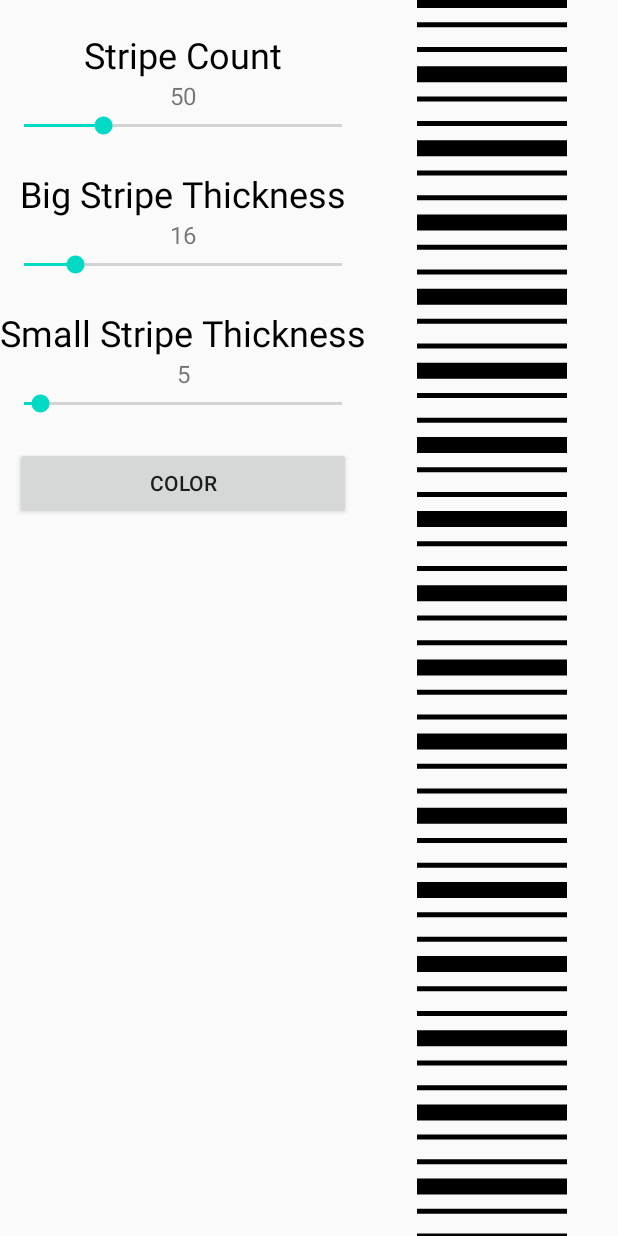
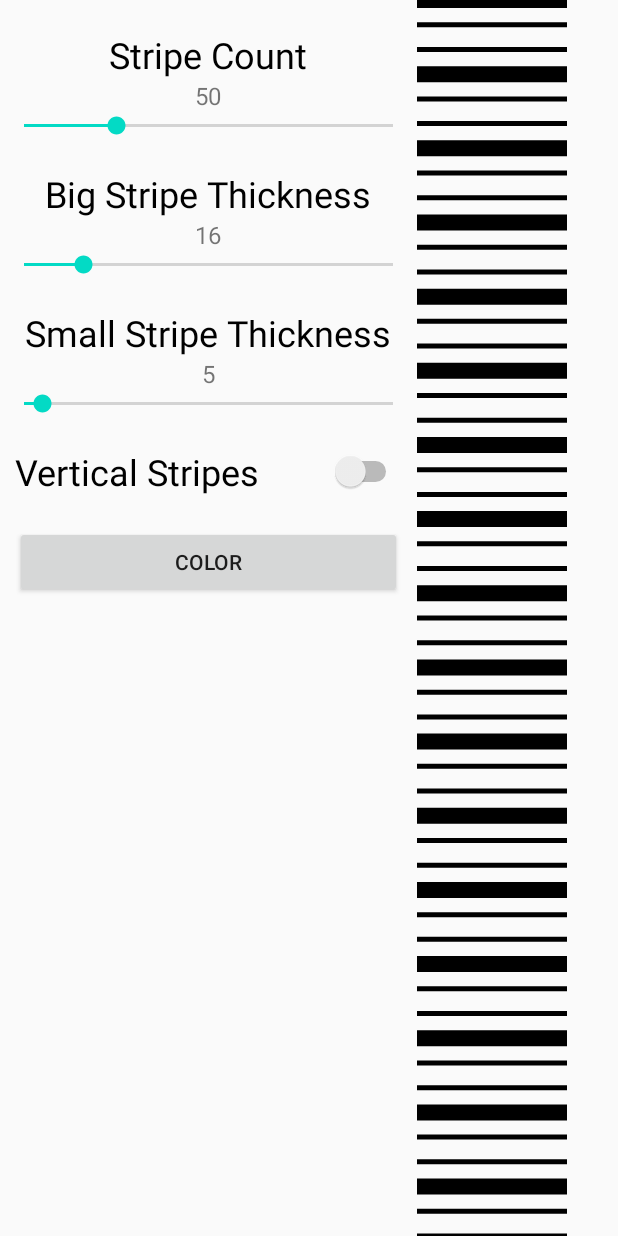
Before and after one commit to henkelmax/digital-dent-sail, an Android app: the SettingsActivity screen opened directly, with no data from a screen before it, on a phone screen of 412 x 824 dp. Run offline under Robolectric (Android 15) with nearby library versions, the phone set to English and light mode, and no system bars; libraries missing offline, so code that uses them is left out: top.defaults.colorpicker.

Commit message:
Add vertical stripe settings

```diff
--- a/app/src/main/java/de/maxhenkel/hagelapp/MainActivity.java
+++ b/app/src/main/java/de/maxhenkel/hagelapp/MainActivity.java
@@ -97,6 +97,7 @@ public class MainActivity extends AppCompatActivity {
         stripeView.setBigStripeThickness(sharedPreferences.getInt("stripe_thickness_big", 16));
         stripeView.setThinStripeThickness(sharedPreferences.getInt("stripe_thickness_small", 5));
         stripeView.setStripeColor(sharedPreferences.getInt("stripe_color", Color.BLACK));
+        stripeView.setVertical(sharedPreferences.getBoolean("vertical_stripes", false));
 
         stripeView.invalidate();
     }
--- a/app/src/main/java/de/maxhenkel/hagelapp/SettingsActivity.java
+++ b/app/src/main/java/de/maxhenkel/hagelapp/SettingsActivity.java
@@ -1,20 +1,18 @@
 package de.maxhenkel.hagelapp;
-
-import androidx.appcompat.app.AppCompatActivity;
 
 import android.annotation.SuppressLint;
 import android.content.SharedPreferences;
 import android.content.pm.ActivityInfo;
 import android.graphics.Color;
 import android.os.Bundle;
-import android.text.Editable;
-import android.text.TextWatcher;
 import android.view.Window;
 import android.view.WindowManager;
 import android.widget.Button;
-import android.widget.EditText;
 import android.widget.SeekBar;
+import android.widget.Switch;
 import android.widget.TextView;
+
+import androidx.appcompat.app.AppCompatActivity;
 
 import top.defaults.colorpicker.ColorPickerPopup;
 
@@ -28,6 +26,7 @@ public class SettingsActivity extends AppCompatActivity {
     private TextView stripeThicknessBigText;
     private SeekBar stripeThicknessSmall;
     private TextView stripeThicknessSmallText;
+    private Switch verticalStripes;
     private Button colorButton;
 
     private StripeView stripeView;
@@ -44,9 +43,18 @@ public class SettingsActivity extends AppCompatActivity {
         }
         setRequestedOrientation(ActivityInfo.SCREEN_ORIENTATION_PORTRAIT);
 
-        setContentView(R.layout.activity_settings);
+        sharedPreferences = getSharedPreferences("settings", MODE_PRIVATE);
 
-        sharedPreferences = getSharedPreferences("settings", MODE_PRIVATE);
+        setLayout();
+    }
+
+    private void setLayout() {
+        boolean vertical = sharedPreferences.getBoolean("vertical_stripes", false);
+        if (vertical) {
+            setContentView(R.layout.activity_settings_vertical);
+        } else {
+            setContentView(R.layout.activity_settings_horizontal);
+        }
 
         stripeView = findViewById(R.id.stripeView);
 
@@ -131,6 +139,16 @@ public class SettingsActivity extends AppCompatActivity {
             }
         });
 
+        verticalStripes = findViewById(R.id.verticalStripes);
+        verticalStripes.setChecked(vertical);
+        stripeView.setVertical(vertical);
+        verticalStripes.setOnCheckedChangeListener((buttonView, isChecked) -> {
+            sharedPreferences.edit().putBoolean("vertical_stripes", isChecked).apply();
+            stripeView.setVertical(isChecked);
+            stripeView.invalidate();
+            setLayout();
+        });
+
         colorButton = findViewById(R.id.colorButton);
         colorButton.setOnClickListener(v -> {
             new ColorPickerPopup.Builder(this)
@@ -151,8 +169,6 @@ public class SettingsActivity extends AppCompatActivity {
                         }
                     });
         });
-
     }
 
-
 }
--- a/app/src/main/java/de/maxhenkel/hagelapp/StripeView.java
+++ b/app/src/main/java/de/maxhenkel/hagelapp/StripeView.java
@@ -15,6 +15,7 @@ public class StripeView extends View {
     private Paint thinPaint;
 
     private int stripeCount;
+    private boolean vertical;
 
     public StripeView(Context context, @Nullable AttributeSet attrs) {
         super(context, attrs);
@@ -36,6 +37,17 @@ public class StripeView extends View {
     protected void onDraw(Canvas canvas) {
         super.onDraw(canvas);
 
+        if(vertical){
+            float stripeSpacing = (float) getWidth() / stripeCount;
+
+            for (int i = 0; i <= stripeCount; i++) {
+                if (i % 3 == 0) {
+                    canvas.drawLine(i * stripeSpacing, 0F, i * stripeSpacing, getHeight(), thickPaint);
+                } else {
+                    canvas.drawLine(i * stripeSpacing, 0F, i * stripeSpacing, getHeight(), thinPaint);
+                }
+            }
+        }else{
             float stripeSpacing = (float) getHeight() / stripeCount;
 
             for (int i = 0; i <= stripeCount; i++) {
@@ -43,6 +55,7 @@ public class StripeView extends View {
                     canvas.drawLine(0F, i * stripeSpacing, getHeight(), i * stripeSpacing, thickPaint);
                 } else {
                     canvas.drawLine(0F, i * stripeSpacing, getWidth(), i * stripeSpacing, thinPaint);
+                }
             }
         }
     }
@@ -63,4 +76,8 @@ public class StripeView extends View {
         thinPaint.setColor(stripeColor);
         thickPaint.setColor(stripeColor);
     }
+
+    public void setVertical(boolean vertical) {
+        this.vertical = vertical;
     }
+}
--- a/app/src/main/res/layout/activity_settings.xml
+++ /dev/null
@@ -1,123 +0,0 @@
-<?xml version="1.0" encoding="utf-8"?>
-<LinearLayout
-    xmlns:android="http://schemas.android.com/apk/res/android"
-    xmlns:app="http://schemas.android.com/apk/res-auto"
-    xmlns:tools="http://schemas.android.com/tools"
-    android:layout_width="match_parent"
-    android:layout_height="match_parent"
-    android:orientation="horizontal">
-
-    <LinearLayout
-        android:layout_width="wrap_content"
-        android:layout_height="match_parent"
-        android:layout_weight="1"
-        android:orientation="vertical">
-        <ScrollView
-            android:layout_width="wrap_content"
-            android:layout_height="match_parent"
-            tools:context=".SettingsActivity">
-
-            <LinearLayout
-                android:layout_width="match_parent"
-                android:layout_height="match_parent"
-                android:orientation="vertical">
-
-                <TextView
-                    android:layout_width="match_parent"
-                    android:layout_height="wrap_content"
-                    android:layout_marginTop="20dp"
-                    android:textColor="@android:color/black"
-                    android:textSize="24sp"
-                    android:gravity="center"
-                    android:layout_weight="1"
-                    android:text="Stripe Count" />
-
-                <TextView
-                    android:id="@+id/stripeCountText"
-                    android:layout_width="match_parent"
-                    android:layout_height="wrap_content"
-                    android:textSize="16sp"
-                    android:gravity="center"
-                    android:layout_weight="1"/>
-
-                <SeekBar
-                    android:id="@+id/stripeCount"
-                    android:layout_width="match_parent"
-                    android:layout_height="wrap_content"
-                    android:layout_weight="1"
-                    android:max="200" />
-
-                <TextView
-                    android:layout_width="match_parent"
-                    android:layout_height="wrap_content"
-                    android:layout_marginTop="20dp"
-                    android:textColor="@android:color/black"
-                    android:gravity="center"
-                    android:textSize="24sp"
-                    android:layout_weight="1"
-                    android:text="Big Stripe Thickness" />
-
-                <TextView
-                    android:id="@+id/stripeThicknessBigText"
-                    android:layout_width="match_parent"
-                    android:layout_height="wrap_content"
-                    android:textSize="16sp"
-                    android:gravity="center"
-                    android:layout_weight="1"/>
-
-                <SeekBar
-                    android:id="@+id/stripeThicknessBig"
-                    android:layout_width="match_parent"
-                    android:layout_height="wrap_content"
-                    android:layout_weight="1"
-                    android:max="100" />
-
-                <TextView
-                    android:layout_width="match_parent"
-                    android:layout_height="wrap_content"
-                    android:layout_marginTop="20dp"
-                    android:textColor="@android:color/black"
-                    android:gravity="center"
-                    android:textSize="24sp"
-                    android:layout_weight="1"
-                    android:text="Small Stripe Thickness" />
-
-                <TextView
-                    android:id="@+id/stripeThicknessSmallText"
-                    android:layout_width="match_parent"
-                    android:layout_height="wrap_content"
-                    android:textSize="16sp"
-                    android:gravity="center"
-                    android:layout_weight="1"/>
-
-                <SeekBar
-                    android:id="@+id/stripeThicknessSmall"
-                    android:layout_width="match_parent"
-                    android:layout_height="wrap_content"
-                    android:layout_weight="1"
-                    android:max="100" />
-
-                <Button
-                    android:id="@+id/colorButton"
-                    android:layout_width="match_parent"
-                    android:layout_height="wrap_content"
-                    android:layout_marginTop="20dp"
-                    android:layout_marginHorizontal="10dp"
-                    android:layout_weight="1"
-                    android:text="Color" />
-            </LinearLayout>
-        </ScrollView>
-    </LinearLayout>
-    <LinearLayout
-        android:layout_width="wrap_content"
-        android:layout_height="match_parent"
-        android:layout_weight="1"
-        android:orientation="vertical">
-
-        <de.maxhenkel.hagelapp.StripeView
-            android:id="@+id/stripeView"
-            android:layout_width="100dp"
-            android:layout_height="match_parent" />
-
-    </LinearLayout>
-</LinearLayout>
--- /dev/null
+++ b/app/src/main/res/layout/activity_settings_horizontal.xml
@@ -0,0 +1,31 @@
+<?xml version="1.0" encoding="utf-8"?>
+<LinearLayout xmlns:android="http://schemas.android.com/apk/res/android"
+    xmlns:app="http://schemas.android.com/apk/res-auto"
+    xmlns:tools="http://schemas.android.com/tools"
+    android:layout_width="match_parent"
+    android:layout_height="match_parent"
+    android:orientation="horizontal">
+
+    <LinearLayout
+        android:layout_width="wrap_content"
+        android:layout_height="match_parent"
+        android:layout_weight="1"
+        android:orientation="vertical">
+
+        <include layout="@layout/settings" />
+
+    </LinearLayout>
+
+    <LinearLayout
+        android:layout_width="wrap_content"
+        android:layout_height="match_parent"
+        android:layout_weight="1"
+        android:orientation="vertical">
+
+        <de.maxhenkel.hagelapp.StripeView
+            android:id="@+id/stripeView"
+            android:layout_width="100dp"
+            android:layout_height="match_parent" />
+
+    </LinearLayout>
+</LinearLayout>
--- /dev/null
+++ b/app/src/main/res/layout/activity_settings_vertical.xml
@@ -0,0 +1,32 @@
+<?xml version="1.0" encoding="utf-8"?>
+<LinearLayout
+    xmlns:android="http://schemas.android.com/apk/res/android"
+    xmlns:app="http://schemas.android.com/apk/res-auto"
+    xmlns:tools="http://schemas.android.com/tools"
+    android:layout_width="match_parent"
+    android:layout_height="match_parent"
+    android:orientation="vertical">
+
+    <LinearLayout
+        android:layout_width="match_parent"
+        android:layout_height="match_parent"
+        android:layout_weight="1"
+        android:orientation="vertical">
+
+        <include layout="@layout/settings" />
+    </LinearLayout>
+
+    <LinearLayout
+        android:layout_width="match_parent"
+        android:layout_height="wrap_content"
+        android:layout_marginBottom="20dp"
+        android:layout_weight="10"
+        android:orientation="vertical">
+
+        <de.maxhenkel.hagelapp.StripeView
+            android:id="@+id/stripeView"
+            android:layout_width="match_parent"
+            android:layout_height="match_parent" />
+
+    </LinearLayout>
+</LinearLayout>
--- /dev/null
+++ b/app/src/main/res/layout/settings.xml
@@ -0,0 +1,108 @@
+<?xml version="1.0" encoding="utf-8"?>
+<ScrollView
+    xmlns:android="http://schemas.android.com/apk/res/android"
+    android:layout_width="match_parent"
+    android:layout_height="match_parent">
+
+    <LinearLayout
+        android:layout_width="match_parent"
+        android:layout_height="match_parent"
+        android:orientation="vertical">
+
+        <TextView
+            android:layout_width="match_parent"
+            android:layout_height="wrap_content"
+            android:layout_marginTop="20dp"
+            android:textColor="@android:color/black"
+            android:textSize="24sp"
+            android:gravity="center"
+            android:layout_weight="1"
+            android:text="Stripe Count" />
+
+        <TextView
+            android:id="@+id/stripeCountText"
+            android:layout_width="match_parent"
+            android:layout_height="wrap_content"
+            android:textSize="16sp"
+            android:gravity="center"
+            android:layout_weight="1"/>
+
+        <SeekBar
+            android:id="@+id/stripeCount"
+            android:layout_width="match_parent"
+            android:layout_height="wrap_content"
+            android:layout_weight="1"
+            android:max="200" />
+
+        <TextView
+            android:layout_width="match_parent"
+            android:layout_height="wrap_content"
+            android:layout_marginTop="20dp"
+            android:textColor="@android:color/black"
+            android:gravity="center"
+            android:textSize="24sp"
+            android:layout_weight="1"
+            android:text="Big Stripe Thickness" />
+
+        <TextView
+            android:id="@+id/stripeThicknessBigText"
+            android:layout_width="match_parent"
+            android:layout_height="wrap_content"
+            android:textSize="16sp"
+            android:gravity="center"
+            android:layout_weight="1"/>
+
+        <SeekBar
+            android:id="@+id/stripeThicknessBig"
+            android:layout_width="match_parent"
+            android:layout_height="wrap_content"
+            android:layout_weight="1"
+            android:max="100" />
+
+        <TextView
+            android:layout_width="match_parent"
+            android:layout_height="wrap_content"
+            android:layout_marginTop="20dp"
+            android:textColor="@android:color/black"
+            android:gravity="center"
+            android:textSize="24sp"
+            android:layout_weight="1"
+            android:text="Small Stripe Thickness" />
+
+        <TextView
+            android:id="@+id/stripeThicknessSmallText"
+            android:layout_width="match_parent"
+            android:layout_height="wrap_content"
+            android:textSize="16sp"
+            android:gravity="center"
+            android:layout_weight="1"/>
+
+        <SeekBar
+            android:id="@+id/stripeThicknessSmall"
+            android:layout_width="match_parent"
+            android:layout_height="wrap_content"
+            android:layout_weight="1"
+            android:max="100" />
+
+        <Switch
+            android:id="@+id/verticalStripes"
+            android:layout_width="match_parent"
+            android:layout_height="wrap_content"
+            android:layout_marginTop="20dp"
+            android:layout_marginHorizontal="10dp"
+            android:textColor="@android:color/black"
+            android:textSize="24sp"
+            android:layout_weight="1"
+            android:text="Vertical Stripes" />
+
+        <Button
+            android:id="@+id/colorButton"
+            android:layout_width="match_parent"
+            android:layout_height="wrap_content"
+            android:layout_marginTop="20dp"
+            android:layout_marginHorizontal="10dp"
+            android:layout_weight="1"
+            android:text="Color" />
+    </LinearLayout>
+
+</ScrollView>
```
Lines whose indentation alone changed are shown as unchanged.
